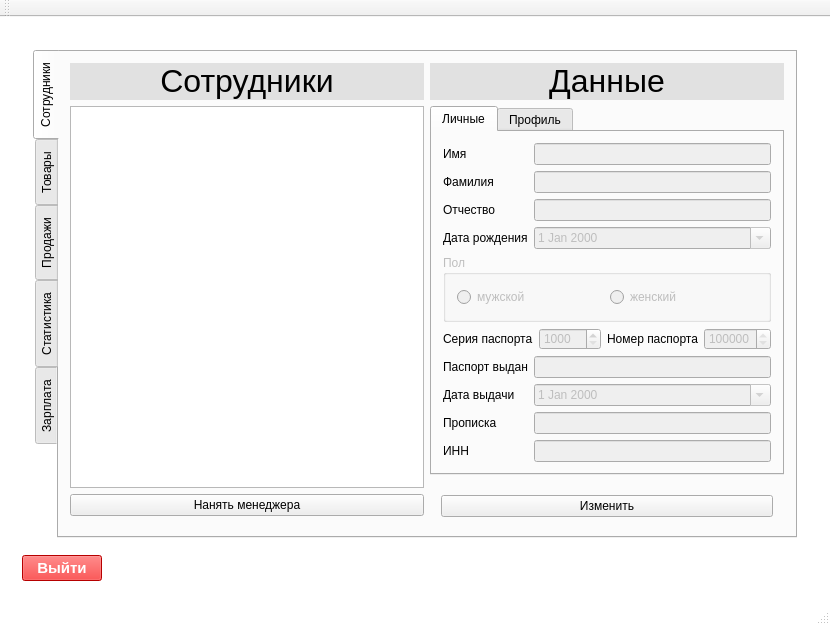
Old version of the form iSalary/iSalary/mainwindow.ui in the repository Polikarpova/iSalary.
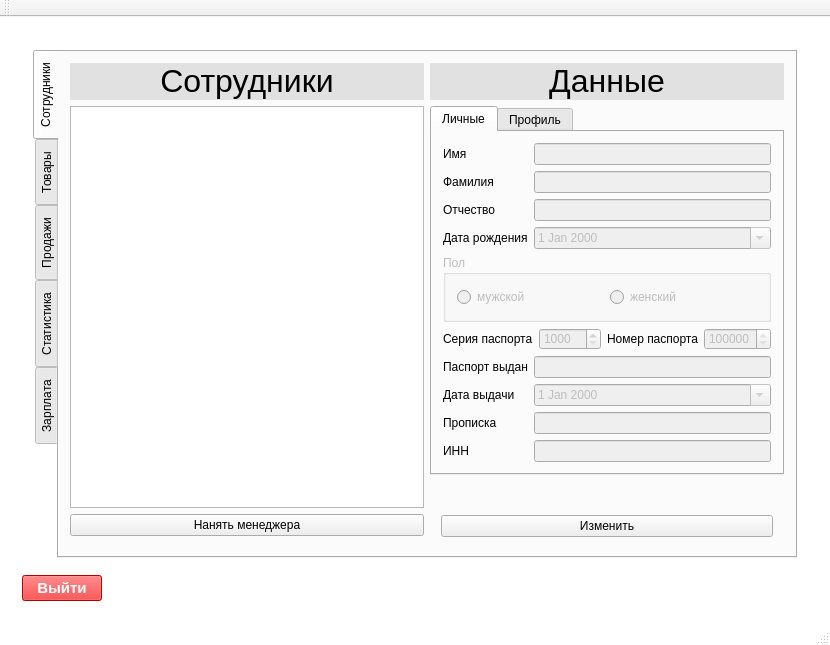
New version of the form. The open tabs and pages were chosen to show the change.

Commit message: Добавил строку с информацией добавляет пользователь менеджере или изменчет

The edit to the form file:
```diff
--- a/iSalary/iSalary/mainwindow.ui
+++ b/iSalary/iSalary/mainwindow.ui
@@ -641,6 +641,22 @@
                     </property>
                    </spacer>
                   </item>
+                  <item>
+                   <widget class="QLabel" name="employDataHeaderLabel">
+                    <property name="text">
+                     <string/>
+                    </property>
+                    <property name="scaledContents">
+                     <bool>true</bool>
+                    </property>
+                    <property name="alignment">
+                     <set>Qt::AlignCenter</set>
+                    </property>
+                    <property name="textInteractionFlags">
+                     <set>Qt::NoTextInteraction</set>
+                    </property>
+                   </widget>
+                  </item>
                   <item>
                    <widget class="QStackedWidget" name="managersButtonsStackedWidget">
                     <property name="enabled">
```
Left out of the diff: 4 changed lines with no effect on the pictures. The commit also changes 3 other files.
